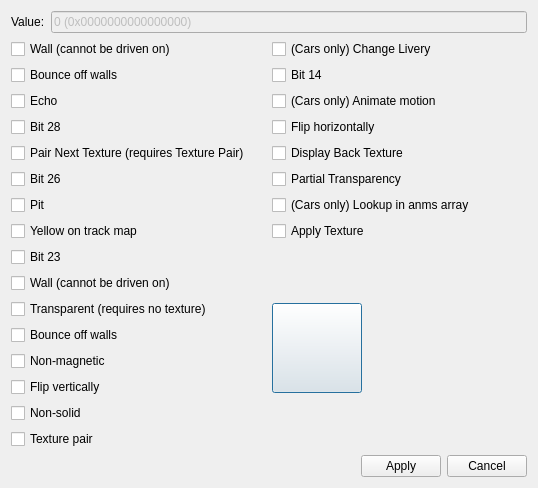
Zizin13/Roller, file TrackEditor/EditSurfaceDialog.ui: the form before one commit.
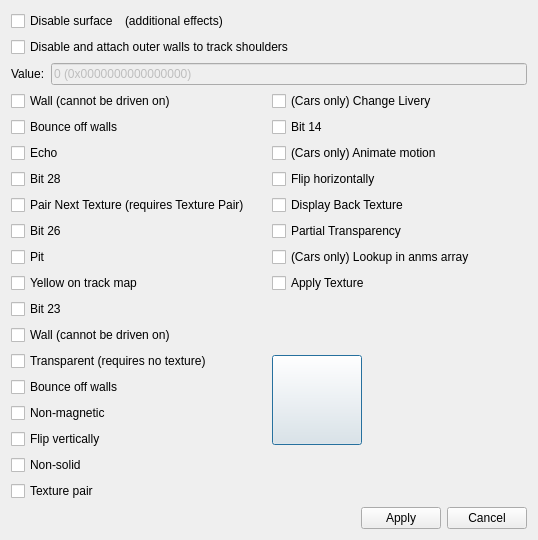
The form after the commit.

Commit message: disable checkboxes in surface dialog and informational text when surfaces are disabled by other surfaces

Patch:
```diff
--- a/TrackEditor/EditSurfaceDialog.ui
+++ b/TrackEditor/EditSurfaceDialog.ui
@@ -7,13 +7,51 @@
     <x>0</x>
     <y>0</y>
     <width>538</width>
-    <height>468</height>
+    <height>527</height>
    </rect>
   </property>
   <property name="windowTitle">
    <string>Edit Surface</string>
   </property>
   <layout class="QVBoxLayout" name="verticalLayout">
+   <item>
+    <layout class="QHBoxLayout" name="horizontalLayout_4">
+     <item>
+      <widget class="QCheckBox" name="ckDisable">
+       <property name="text">
+        <string>Disable surface</string>
+       </property>
+      </widget>
+     </item>
+     <item>
+      <widget class="QLabel" name="lblDisableEffects">
+       <property name="text">
+        <string>(additional effects)</string>
+       </property>
+      </widget>
+     </item>
+     <item>
+      <spacer name="horizontalSpacer_2">
+       <property name="orientation">
+        <enum>Qt::Horizontal</enum>
+       </property>
+       <property name="sizeHint" stdset="0">
+        <size>
+         <width>40</width>
+         <height>20</height>
+        </size>
+       </property>
+      </spacer>
+     </item>
+    </layout>
+   </item>
+   <item>
+    <widget class="QCheckBox" name="ckDisableAttach">
+     <property name="text">
+      <string>Disable and attach outer walls to track shoulders</string>
+     </property>
+    </widget>
+   </item>
    <item>
     <layout class="QHBoxLayout" name="horizontalLayout">
      <item>
```
The commit also changes 15 other files.
